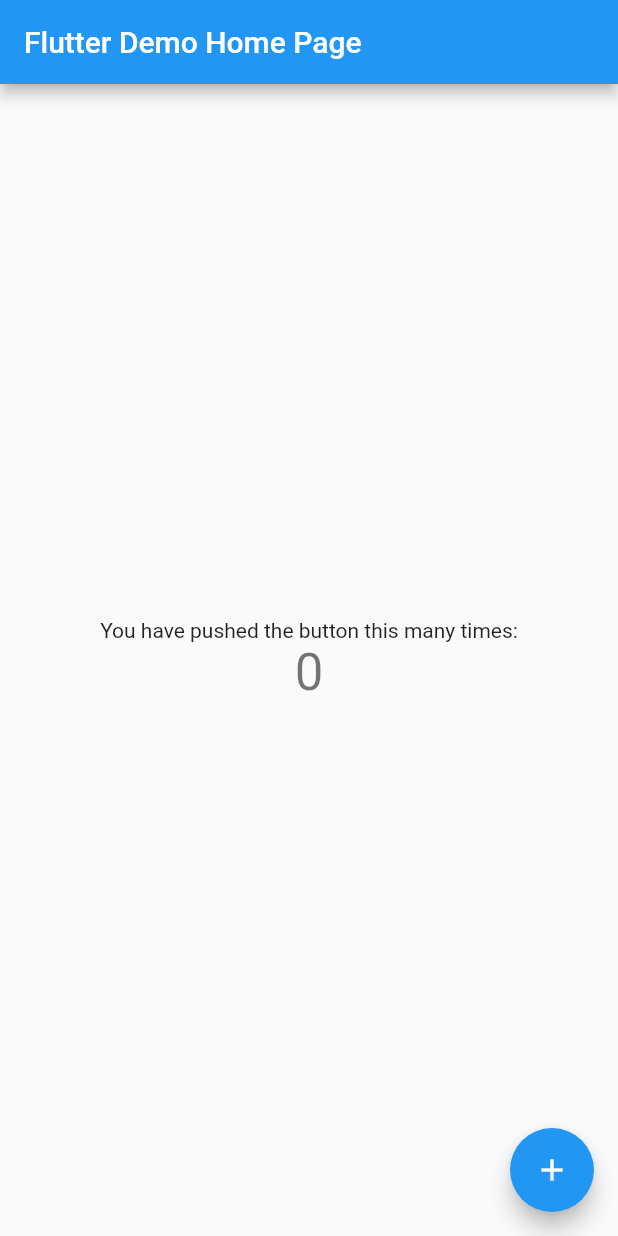
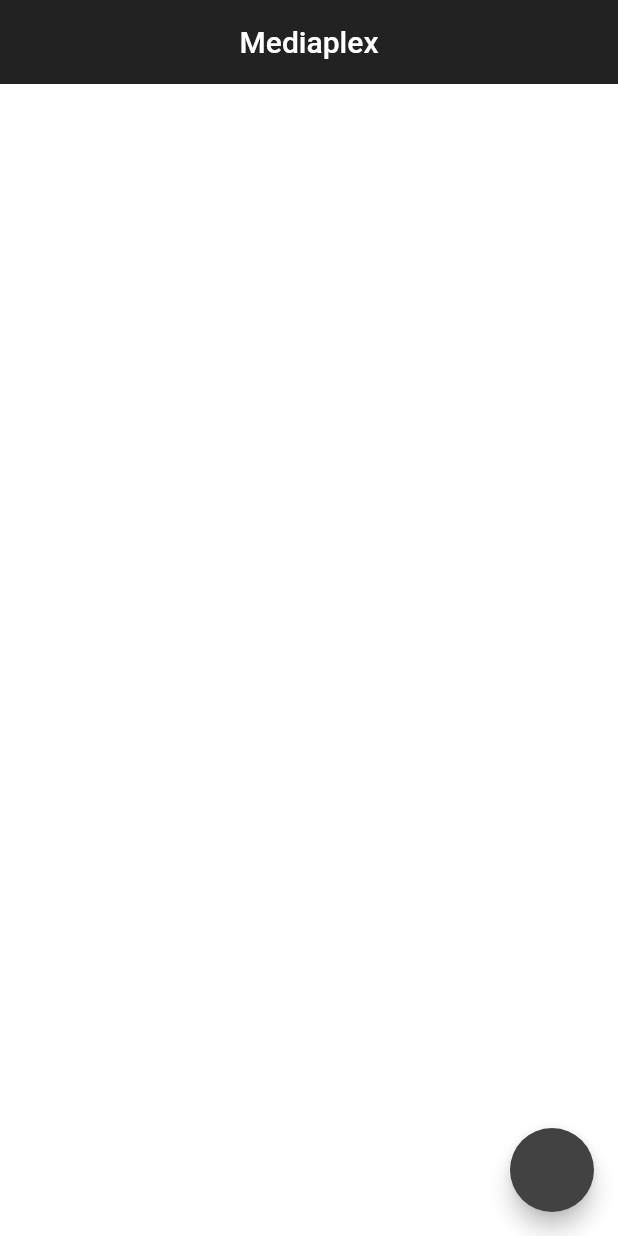
Before and after one commit to walkercompsci/media_center_app, a Flutter app: the screen it shows after launch, on a phone screen of 412 x 824 dp. Run offline on Flutter 3.47's test engine with Material 2 defaults, Android fonts, the phone set to English and light mode, and no system bars.

```diff
--- a/lib/main.dart
+++ b/lib/main.dart
@@ -1,117 +1,221 @@
 import 'package:flutter/material.dart';
 
-void main() {
-  runApp(MyApp());
+void main() => runApp(MaterialApp(
+  home: NinjaCard(),
+));
+
+class NinjaCard extends StatefulWidget {
+  @override
+  _NinjaCardState createState() => _NinjaCardState();
 }
 
-class MyApp extends StatelessWidget {
-  // This widget is the root of your application.
+class _NinjaCardState extends State<NinjaCard> {
+
   @override
   Widget build(BuildContext context) {
-    return MaterialApp(
-      title: 'Flutter Demo',
-      theme: ThemeData(
-        // This is the theme of your application.
-        //
-        // Try running your application with "flutter run". You'll see the
-        // application has a blue toolbar. Then, without quitting the app, try
-        // changing the primarySwatch below to Colors.green and then invoke
-        // "hot reload" (press "r" in the console where you ran "flutter run",
-        // or simply save your changes to "hot reload" in a Flutter IDE).
-        // Notice that the counter didn't reset back to zero; the application
-        // is not restarted.
-        primarySwatch: Colors.blue,
-        // This makes the visual density adapt to the platform that you run
-        // the app on. For desktop platforms, the controls will be smaller and
-        // closer together (more dense) than on mobile platforms.
-        visualDensity: VisualDensity.adaptivePlatformDensity,
+    return Scaffold(
+      backgroundColor: Colors.white70,
+      appBar: AppBar(
+        title: Text('Mediaplex'),
+        centerTitle: true,
+        backgroundColor: Colors.black87,
+        elevation: 0.0,
       ),
-      home: MyHomePage(title: 'Flutter Demo Home Page'),
+      floatingActionButton: FloatingActionButton(
+        onPressed: () {
+          setState(() {
+
+          });
+        },
+        backgroundColor: Colors.grey[800],
+      ),
+      body: Padding(
+        padding: EdgeInsets.fromLTRB(30.0, 40.0, 30.0, 0.0),
+        child: Column(
+          crossAxisAlignment: CrossAxisAlignment.start,
+          children: <Widget>[
+
+          ],
+        ),
+      ),
     );
   }
 }
 
-class MyHomePage extends StatefulWidget {
-  MyHomePage({Key key, this.title}) : super(key: key);
 
-  // This widget is the home page of your application. It is stateful, meaning
-  // that it has a State object (defined below) that contains fields that affect
-  // how it looks.
 
-  // This class is the configuration for the state. It holds the values (in this
-  // case the title) provided by the parent (in this case the App widget) and
-  // used by the build method of the State. Fields in a Widget subclass are
-  // always marked "final".
 
-  final String title;
 
-  @override
-  _MyHomePageState createState() => _MyHomePageState();
-}
 
-class _MyHomePageState extends State<MyHomePage> {
-  int _counter = 0;
 
-  void _incrementCounter() {
-    setState(() {
-      // This call to setState tells the Flutter framework that something has
-      // changed in this State, which causes it to rerun the build method below
-      // so that the display can reflect the updated values. If we changed
-      // _counter without calling setState(), then the build method would not be
-      // called again, and so nothing would appear to happen.
-      _counter++;
-    });
-  }
 
-  @override
-  Widget build(BuildContext context) {
-    // This method is rerun every time setState is called, for instance as done
-    // by the _incrementCounter method above.
-    //
-    // The Flutter framework has been optimized to make rerunning build methods
-    // fast, so that you can just rebuild anything that needs updating rather
-    // than having to individually change instances of widgets.
-    return Scaffold(
-      appBar: AppBar(
-        // Here we take the value from the MyHomePage object that was created by
-        // the App.build method, and use it to set our appbar title.
-        title: Text(widget.title),
-      ),
-      body: Center(
-        // Center is a layout widget. It takes a single child and positions it
-        // in the middle of the parent.
-        child: Column(
-          // Column is also a layout widget. It takes a list of children and
-          // arranges them vertically. By default, it sizes itself to fit its
-          // children horizontally, and tries to be as tall as its parent.
-          //
-          // Invoke "debug painting" (press "p" in the console, choose the
-          // "Toggle Debug Paint" action from the Flutter Inspector in Android
-          // Studio, or the "Toggle Debug Paint" command in Visual Studio Code)
-          // to see the wireframe for each widget.
-          //
-          // Column has various properties to control how it sizes itself and
-          // how it positions its children. Here we use mainAxisAlignment to
-          // center the children vertically; the main axis here is the vertical
-          // axis because Columns are vertical (the cross axis would be
-          // horizontal).
-          mainAxisAlignment: MainAxisAlignment.center,
-          children: <Widget>[
-            Text(
-              'You have pushed the button this many times:',
-            ),
-            Text(
-              '$_counter',
-              style: Theme.of(context).textTheme.headline4,
-            ),
-          ],
-        ),
-      ),
-      floatingActionButton: FloatingActionButton(
-        onPressed: _incrementCounter,
-        tooltip: 'Increment',
-        child: Icon(Icons.add),
-      ), // This trailing comma makes auto-formatting nicer for build methods.
-    );
-  }
-}
+
+
+
+
+
+
+
+
+
+
+
+
+
+
+
+
+
+
+
+
+
+
+
+
+
+
+
+
+
+
+
+
+
+
+
+
+
+
+
+
+
+
+
+
+
+
+
+
+
+
+
+
+
+//import 'package:flutter/material.dart';
+//
+//void main() {
+//  runApp(MyApp());
+//}
+//
+//class MyApp extends StatelessWidget {
+//  // This widget is the root of your application.
+//  @override
+//  Widget build(BuildContext context) {
+//    return MaterialApp(
+//      title: 'Flutter Demo',
+//      theme: ThemeData(
+//        // This is the theme of your application.
+//        //
+//        // Try running your application with "flutter run". You'll see the
+//        // application has a blue toolbar. Then, without quitting the app, try
+//        // changing the primarySwatch below to Colors.green and then invoke
+//        // "hot reload" (press "r" in the console where you ran "flutter run",
+//        // or simply save your changes to "hot reload" in a Flutter IDE).
+//        // Notice that the counter didn't reset back to zero; the application
+//        // is not restarted.
+//        primarySwatch: Colors.blue,
+//        // This makes the visual density adapt to the platform that you run
+//        // the app on. For desktop platforms, the controls will be smaller and
+//        // closer together (more dense) than on mobile platforms.
+//        visualDensity: VisualDensity.adaptivePlatformDensity,
+//      ),
+//      home: MyHomePage(title: 'Flutter Demo Home Page'),
+//    );
+//  }
+//}
+//
+//class MyHomePage extends StatefulWidget {
+//  MyHomePage({Key key, this.title}) : super(key: key);
+//
+//  // This widget is the home page of your application. It is stateful, meaning
+//  // that it has a State object (defined below) that contains fields that affect
+//  // how it looks.
+//
+//  // This class is the configuration for the state. It holds the values (in this
+//  // case the title) provided by the parent (in this case the App widget) and
+//  // used by the build method of the State. Fields in a Widget subclass are
+//  // always marked "final".
+//
+//  final String title;
+//
+//  @override
+//  _MyHomePageState createState() => _MyHomePageState();
+//}
+//
+//class _MyHomePageState extends State<MyHomePage> {
+//  int _counter = 0;
+//
+//  void _incrementCounter() {
+//    setState(() {
+//      // This call to setState tells the Flutter framework that something has
+//      // changed in this State, which causes it to rerun the build method below
+//      // so that the display can reflect the updated values. If we changed
+//      // _counter without calling setState(), then the build method would not be
+//      // called again, and so nothing would appear to happen.
+//      _counter++;
+//    });
+//  }
+//
+//  @override
+//  Widget build(BuildContext context) {
+//    // This method is rerun every time setState is called, for instance as done
+//    // by the _incrementCounter method above.
+//    //
+//    // The Flutter framework has been optimized to make rerunning build methods
+//    // fast, so that you can just rebuild anything that needs updating rather
+//    // than having to individually change instances of widgets.
+//    return Scaffold(
+//      appBar: AppBar(
+//        // Here we take the value from the MyHomePage object that was created by
+//        // the App.build method, and use it to set our appbar title.
+//        title: Text(widget.title),
+//      ),
+//      body: Center(
+//        // Center is a layout widget. It takes a single child and positions it
+//        // in the middle of the parent.
+//        child: Column(
+//          // Column is also a layout widget. It takes a list of children and
+//          // arranges them vertically. By default, it sizes itself to fit its
+//          // children horizontally, and tries to be as tall as its parent.
+//          //
+//          // Invoke "debug painting" (press "p" in the console, choose the
+//          // "Toggle Debug Paint" action from the Flutter Inspector in Android
+//          // Studio, or the "Toggle Debug Paint" command in Visual Studio Code)
+//          // to see the wireframe for each widget.
+//          //
+//          // Column has various properties to control how it sizes itself and
+//          // how it positions its children. Here we use mainAxisAlignment to
+//          // center the children vertically; the main axis here is the vertical
+//          // axis because Columns are vertical (the cross axis would be
+//          // horizontal).
+//          mainAxisAlignment: MainAxisAlignment.center,
+//          children: <Widget>[
+//            Text(
+//              'You have pushed the button this many times:',
+//            ),
+//            Text(
+//              '$_counter',
+//              style: Theme.of(context).textTheme.headline4,
+//            ),
+//          ],
+//        ),
+//      ),
+//      floatingActionButton: FloatingActionButton(
+//        onPressed: _incrementCounter,
+//        tooltip: 'Increment',
+//        child: Icon(Icons.add),
+//      ), // This trailing comma makes auto-formatting nicer for build methods.
+//    );
+//  }
+//}
```
Also changed, not shown: lib/ninja_id.dart (added, +108 -0 lines), 1 other file.
